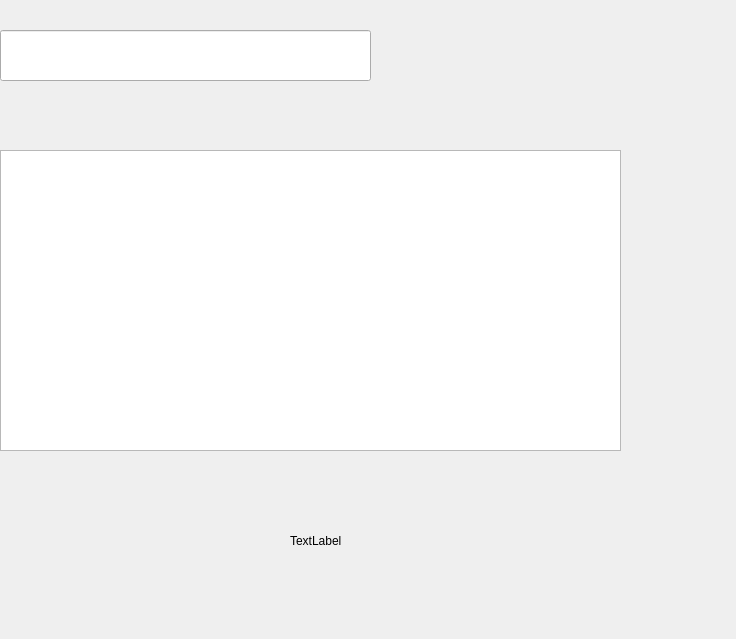
Before: the Qt Designer form pos_design.ui in Paneer096/Grocessary_Cart, drawn with Qt 5.
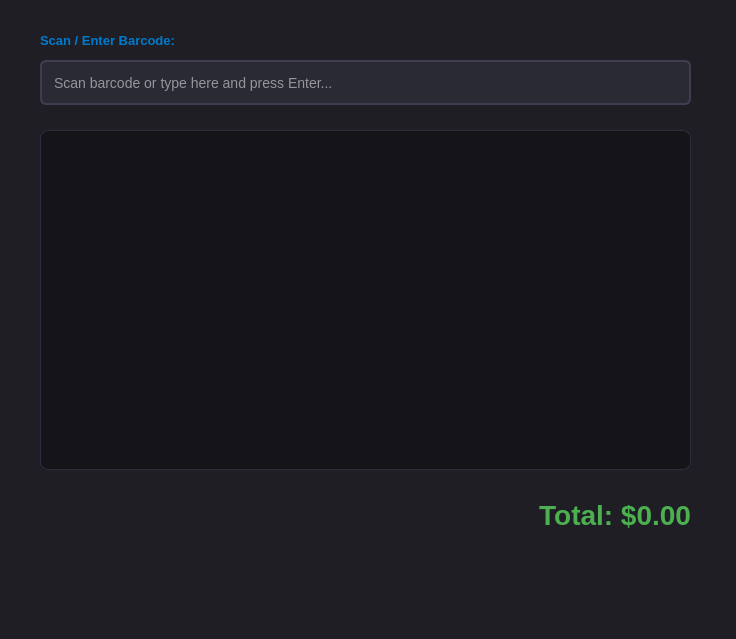
After: the same form once the commit is applied.

```diff
--- a/pos_design.ui
+++ b/pos_design.ui
@@ -13,39 +13,116 @@
   <property name="windowTitle">
    <string>Dialog</string>
   </property>
+  <property name="styleSheet">
+   <string notr="true">
+    QDialog {
+        background-color: #1e1e24;
+    }
+    QWidget {
+        color: #f5f5f7;
+        font-family: 'Segoe UI', Arial, sans-serif;
+    }
+   </string>
+  </property>
+  
   <widget class="QLineEdit" name="barcode_input">
    <property name="geometry">
     <rect>
-     <x>0</x>
+     <x>40</x>
+     <y>60</y>
+     <width>651</width>
+     <height>45</height>
+    </rect>
+   </property>
+   <property name="placeholderText">
+    <string>Scan barcode or type here and press Enter...</string>
+   </property>
+   <property name="styleSheet">
+    <string notr="true">
+     QLineEdit {
+         background-color: #2a2a35;
+         border: 2px solid #3e3e50;
+         border-radius: 6px;
+         padding-left: 10px;
+         color: #ffffff;
+         font-size: 14px;
+     }
+     QLineEdit:focus {
+         border: 2px solid #007acc;
+     }
+    </string>
+   </property>
+  </widget>
+
+  <widget class="QLabel" name="barcode_label">
+   <property name="geometry">
+    <rect>
+     <x>40</x>
      <y>30</y>
-     <width>371</width>
-     <height>51</height>
-    </rect>
-   </property>
-  </widget>
-  <widget class="QLabel" name="total_label">
-   <property name="geometry">
-    <rect>
-     <x>290</x>
-     <y>520</y>
-     <width>221</width>
-     <height>41</height>
+     <width>200</width>
+     <height>20</height>
     </rect>
    </property>
    <property name="text">
-    <string>TextLabel</string>
+    <string>Scan / Enter Barcode:</string>
+   </property>
+   <property name="styleSheet">
+    <string notr="true">
+     color: #007acc;
+     font-size: 13px;
+     font-weight: bold;
+    </string>
    </property>
   </widget>
+
   <widget class="QListWidget" name="cart_list">
    <property name="geometry">
     <rect>
-     <x>0</x>
-     <y>150</y>
-     <width>621</width>
-     <height>301</height>
+     <x>40</x>
+     <y>130</y>
+     <width>651</width>
+     <height>340</height>
     </rect>
    </property>
+   <property name="styleSheet">
+    <string notr="true">
+     QListWidget {
+         background-color: #141419;
+         border: 1px solid #2d2d3d;
+         border-radius: 8px;
+         padding: 10px;
+         font-family: 'Consolas', 'Courier New', monospace;
+         font-size: 14px;
+         color: #e0e0e6;
+     }
+    </string>
+   </property>
   </widget>
+
+  <widget class="QLabel" name="total_label">
+   <property name="geometry">
+    <rect>
+     <x>40</x>
+     <y>490</y>
+     <width>651</width>
+     <height>50</height>
+    </rect>
+   </property>
+   <property name="text">
+    <string>Total: $0.00</string>
+   </property>
+   <property name="alignment">
+    <set>Qt::AlignRight|Qt::AlignTrailing|Qt::AlignVCenter</set>
+   </property>
+   <property name="styleSheet">
+    <string notr="true">
+     font-size: 28px;
+     font-weight: bold;
+     color: #4caf50;
+    </string>
+   </property>
+  </widget>
+
  </widget>
  <resources/>
  <connections/>
```
Left out of the diff: 2 changed lines with no effect on the pictures.
